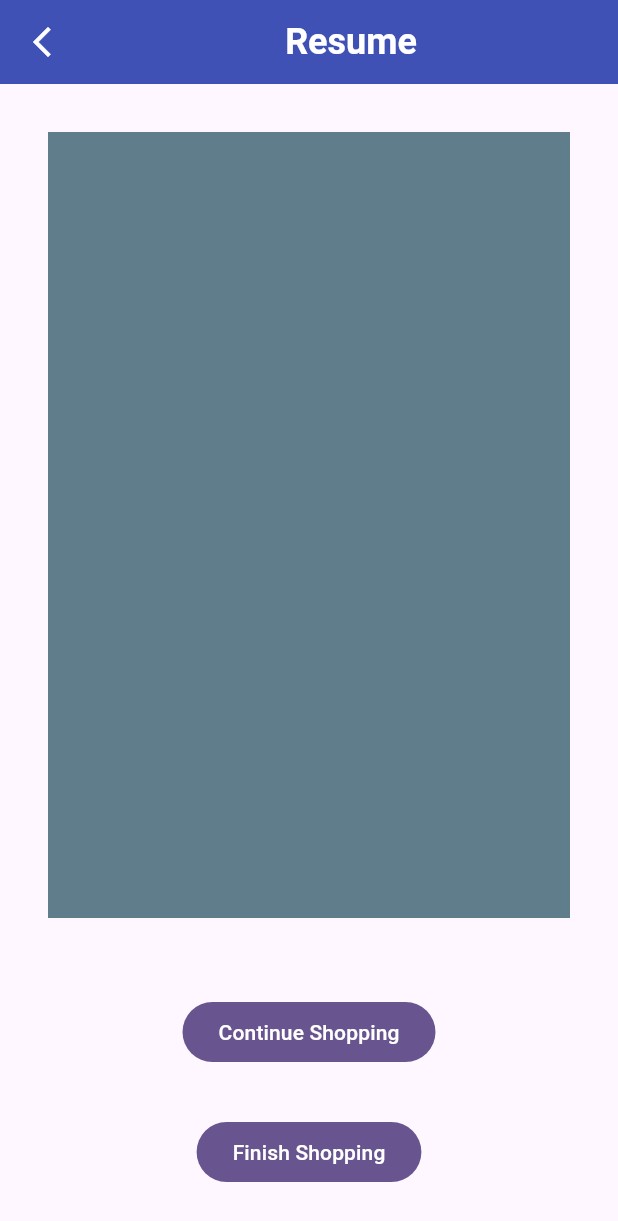
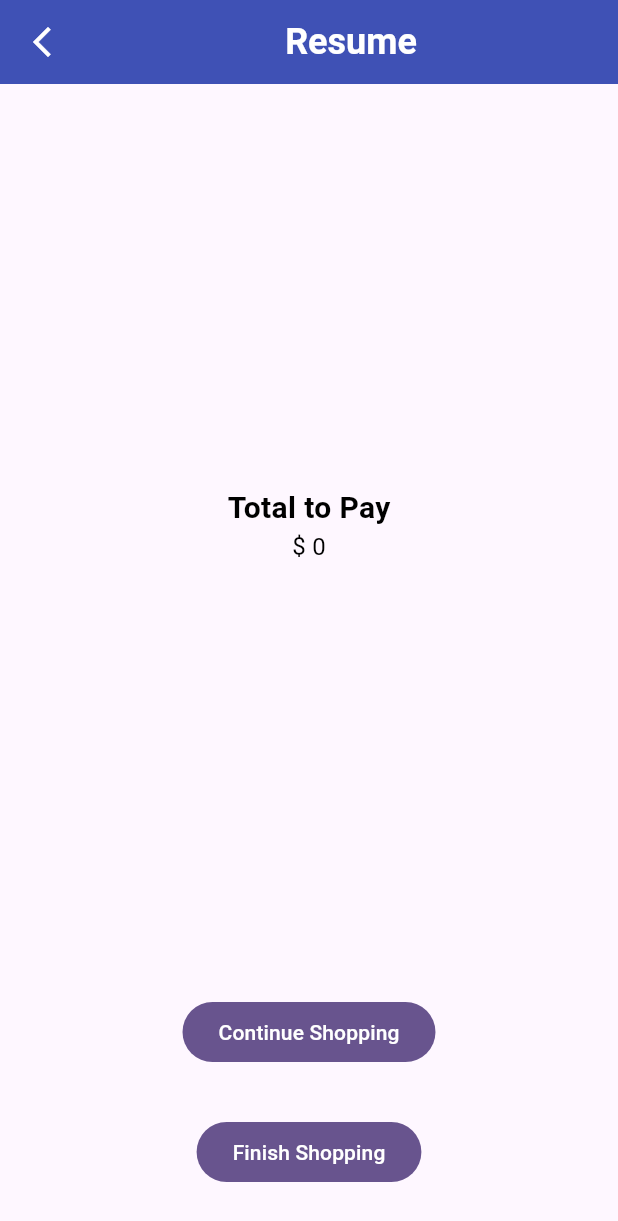
Before and after one commit to jarias356/shopping_app_flutter, a Flutter app: the ShoppingBasket screen opened by its route, after a tap on "Go to Resume Shopping", on a phone screen of 412 x 824 dp. Shown: the top 1221 px of the screen. Run offline on Flutter 3.47's test engine with Material 3 defaults, Android fonts, the phone set to English and light mode, and no system bars; our stand-ins replace go_router.

Commit message:
Feature: Finish

```diff
--- a/lib/core/inventory/inventory_repository.dart
+++ b/lib/core/inventory/inventory_repository.dart
@@ -10,7 +10,7 @@ class InventoryRepository {
     return rng.nextInt(max - min) + min;
   }
 
-  Future<List<Product>> getProducts() async {
+  List<Product> getProducts()  {
     return List<Product>.generate(10, (index) =>
         Product(
           id: index++,
--- a/lib/core/inventory/products_vm.dart
+++ b/lib/core/inventory/products_vm.dart
@@ -8,24 +8,46 @@ class ProductsVM extends ChangeNotifier {
 
   final List<Product> _lstProducts = [];
   final List<Product> _lstProductsByShop = [];
+  int _totalShop = 0;
 
   List<Product> get lstProducts => _lstProducts;
   List<Product> get lstProductsByShop => _lstProductsByShop;
+  int get totalShop => _totalShop;
 
-  void getProducts() async {
+  void getProducts()  {
     if (_lstProducts.isNotEmpty) return;
-    _lstProducts.addAll(await inventoryRepository.getProducts());
-    notifyListeners();
+    _lstProducts.addAll(inventoryRepository.getProducts());
+  }
+
+  void getTotalShop() {
+    if (_lstProductsByShop.isEmpty) return;
+    var total = 0;
+    for (var product in _lstProductsByShop) {
+      total += product.total;
+    }
+    _totalShop = total;
   }
 
   void getProductsByShop()  {
-    if (_lstProductsByShop.isNotEmpty) return;
-    _lstProductsByShop.clear();
+    if (_lstProductsByShop.isNotEmpty) _lstProductsByShop.clear();
     _lstProductsByShop.addAll(_lstProducts.where((element) => element.quantityByShop > 0));
   }
 
   void incrementQuantity(int id) {
     _lstProducts.firstWhere((element) => element.id == id).quantityByShop++;
+    notifyListeners();
+  }
+
+  void resetTotalShop() {
+    _totalShop = 0;
+  }
+
+  void resetAll() {
+    _lstProductsByShop.clear();
+    _totalShop = 0;
+    for (var product in _lstProducts) {
+      product.quantityByShop = 0;
+    }
     notifyListeners();
   }
 
@@ -39,10 +61,10 @@ class ProductsVM extends ChangeNotifier {
 
   void deleteFromShoppingBasket(int id) {
     resetQuantity(id);
-    updateListByShop(id);
+    removeProductListByShop(id);
   }
 
-  void updateListByShop(int id) {
+  void removeProductListByShop(int id) {
     _lstProductsByShop.removeWhere((element) => element.id == id);
     notifyListeners();
   }
--- a/lib/routes/route_app.dart
+++ b/lib/routes/route_app.dart
@@ -3,7 +3,7 @@ import 'package:shopping_app/routes/route_constants.dart';
 import 'package:shopping_app/ui/resume_shopping/resume_shopping.dart';
 import 'package:shopping_app/ui/shopping_basket/shopping_basket.dart';
 
-import '../ui/inventory/inventory_screen.dart';
+import '../ui/inventory/inventory.dart';
 
 GoRouter routeApp = GoRouter(
   routes: [
@@ -11,7 +11,7 @@ GoRouter routeApp = GoRouter(
       name: RouteConstants.home,
       path: RouteConstants.home,
       builder: (context, state) {
-        return const InventoryScreen();
+        return const Inventory();
       },
       routes: [
         GoRoute(
--- a/lib/ui/inventory/inventory_screen.dart
+++ b/lib/ui/inventory/inventory.dart
@@ -7,14 +7,15 @@ import 'package:shopping_app/ui/shared/models/app_bar_model.dart';
 import 'package:shopping_app/ui/shared/shared_widgets.dart';
 import 'package:shopping_app/ui/theme/TextStyles.dart';
 
-class InventoryScreen extends StatelessWidget {
-  const InventoryScreen({super.key});
+class Inventory extends StatelessWidget {
+  const Inventory({super.key});
 
   @override
   Widget build(BuildContext context) {
     final AppBarModel appBarModel =
         AppBarModel(title: "Inventory", context: context);
     Provider.of<ProductsVM>(context).getProducts();
+    Provider.of<ProductsVM>(context).resetTotalShop();
     return Scaffold(
       appBar: SharedWidgets.buildAppBarTitleCenter(appBarModel),
       body: Center(
--- a/lib/ui/resume_shopping/resume_shopping.dart
+++ b/lib/ui/resume_shopping/resume_shopping.dart
@@ -1,6 +1,9 @@
 import 'package:flutter/material.dart';
 import 'package:go_router/go_router.dart';
+import 'package:provider/provider.dart';
+import 'package:shopping_app/core/inventory/products_vm.dart';
 import 'package:shopping_app/routes/route_constants.dart';
+import 'package:shopping_app/ui/theme/TextStyles.dart';
 
 import '../shared/models/app_bar_model.dart';
 import '../shared/shared_widgets.dart';
@@ -10,6 +13,8 @@ class ResumeShopping extends StatelessWidget {
 
   @override
   Widget build(BuildContext context) {
+    Provider.of<ProductsVM>(context).getTotalShop();
+
     final AppBarModel appBarModel = AppBarModel(
         title: "Resume",
         context: context,
@@ -23,8 +28,14 @@ class ResumeShopping extends StatelessWidget {
           Expanded(
             child: Padding(
               padding: const EdgeInsets.all(32.0),
-              child: Container(
-                  color: Colors.blueGrey
+              child: Center(
+                child: Column(
+                  mainAxisAlignment: MainAxisAlignment.center,
+                  children: [
+                    Text("Total to Pay", style: TextsStyles.title),
+                    Text("\$ ${Provider.of<ProductsVM>(context).totalShop}", style: TextsStyles.importantText)
+                  ],
+                ),
               ),
             ),
           ),
@@ -41,6 +52,7 @@ class ResumeShopping extends StatelessWidget {
                 const SizedBox(height: 32),
                 FilledButton(
                     onPressed: () {
+                      Provider.of<ProductsVM>(context, listen: false).resetAll();
                       context.goNamed(RouteConstants.home);
                     },
                     child: const Text("Finish Shopping")
--- a/lib/ui/shopping_basket/shopping_basket.dart
+++ b/lib/ui/shopping_basket/shopping_basket.dart
@@ -13,7 +13,8 @@ class ShoppingBasket extends StatelessWidget {
 
   @override
   Widget build(BuildContext context) {
-    Provider.of<ProductsVM>(context).getProductsByShop();
+    Provider.of<ProductsVM>(context, listen: false).getProductsByShop();
+    Provider.of<ProductsVM>(context, listen: false).resetTotalShop();
 
     final AppBarModel appBarModel = AppBarModel(
         title: "Shopping Basket",
--- a/lib/ui/theme/TextStyles.dart
+++ b/lib/ui/theme/TextStyles.dart
@@ -15,4 +15,10 @@ class TextsStyles {
     color: Colors.black,
   );
 
+  static TextStyle importantText = const TextStyle(
+    fontSize: 16,
+    fontWeight: FontWeight.w400,
+    color: Colors.black,
+  );
+
 }
```
